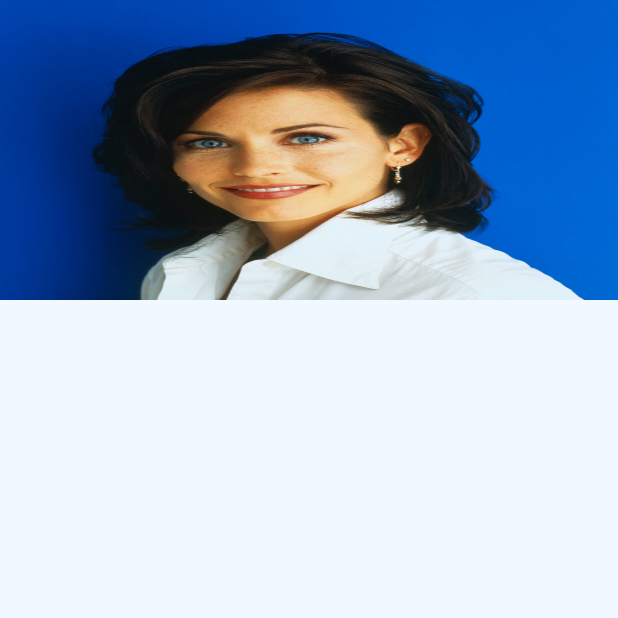
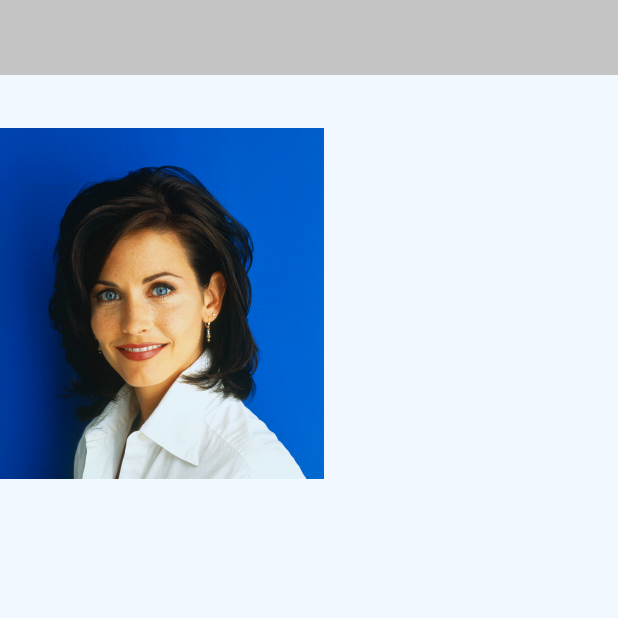
Before and after one commit to kzizz/Healthbud-Hackathon, an Android app: the userProfile screen opened directly, with no data from a screen before it, on a phone screen of 412 x 824 dp, the top half of it. Run offline under Robolectric (Android 15) with nearby library versions, the phone set to English and light mode, and no system bars.

Commit message:
working on profile

```diff
--- a/app/src/main/res/layout/activity_user_profile.xml
+++ b/app/src/main/res/layout/activity_user_profile.xml
@@ -7,13 +7,21 @@
     tools:context=".userProfile"
     android:background="@drawable/background">
 
+
     <RelativeLayout
         android:layout_width="match_parent"
-        android:layout_height="200dp"
+        android:layout_height="50dp"
+        android:background="@color/colorPrimaryDark"
         app:layout_constraintEnd_toEndOf="parent"
         app:layout_constraintStart_toStartOf="parent"
-        app:layout_constraintTop_toTopOf="parent"
-        android:background="@drawable/user">
+        app:layout_constraintTop_toTopOf="parent"/>
 
-    </RelativeLayout>
+    <ImageView
+        android:id="@+id/imageView"
+        android:layout_width="216dp"
+        android:layout_height="404dp"
+        app:srcCompat="@drawable/user"
+        tools:layout_editor_absoluteX="97dp"
+        tools:layout_editor_absoluteY="154dp" />
+
 </androidx.constraintlayout.widget.ConstraintLayout>
```
